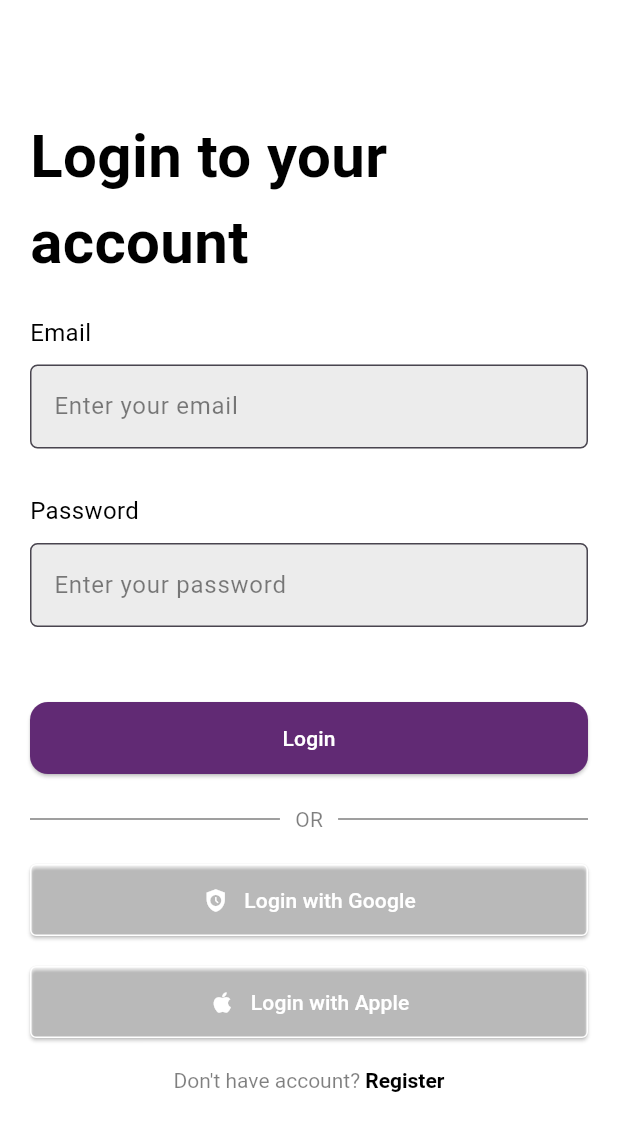
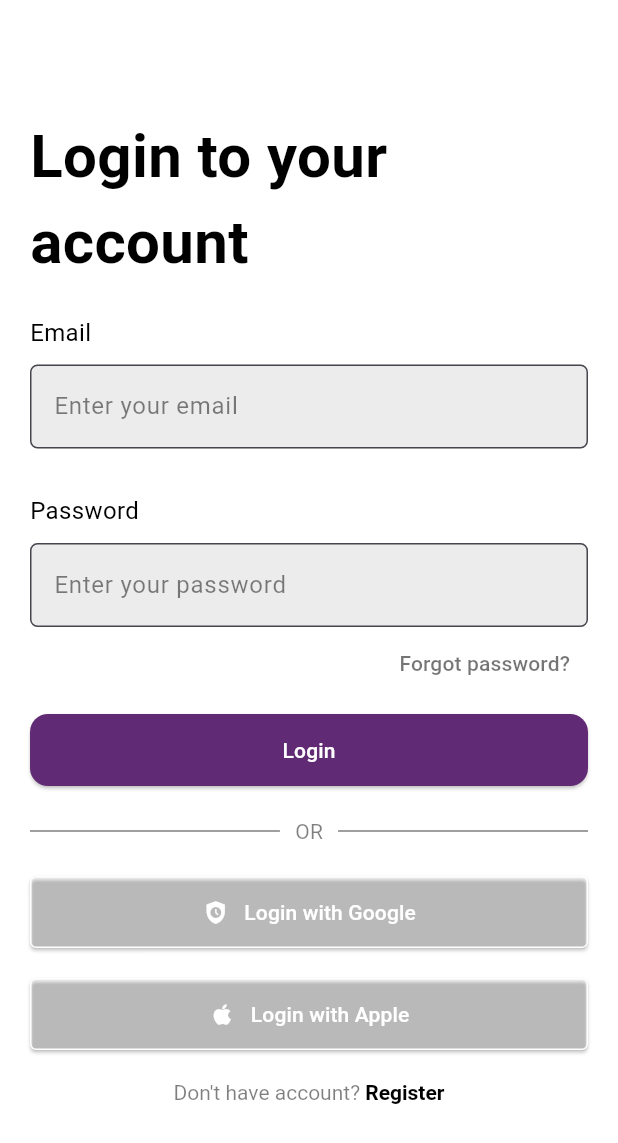
Before and after one commit to vtd182/jarvis_ai, a Flutter app: the screen it shows after launch, on a phone screen of 412 x 824 dp. Shown: the top 1143 px of the screen. Run offline on Flutter 3.47's test engine with Material 3 defaults, Android fonts, the light colour scheme and no system bars; our stand-ins replace get, image_picker, in_app_purchase; missing offline and left inert: in_app_purchase_android, in_app_purchase_storekit.

Commit message:
forgotpass page

```diff
--- a/lib/modules/auth/app/ui/login/login_page.dart
+++ b/lib/modules/auth/app/ui/login/login_page.dart
@@ -3,6 +3,7 @@ import 'package:flutter/material.dart';
 import 'package:get/get.dart';
 
 import '../../../../chat/presentation/page/chat_page.dart';
+import '../forgot_password/forgot_password_page.dart';
 import '../register/register_page.dart';
 
 class LoginPage extends StatelessWidget {
@@ -190,8 +191,20 @@ class _LoginPageViewState extends State<LoginPageView> {
   }
 
   Widget _buildLoginButton() {
-    return Container(
-      margin: const EdgeInsets.only(top: 50),
+    return Column(
+      crossAxisAlignment: CrossAxisAlignment.end, // Căn phải
+      children: [
+        TextButton(
+          onPressed: () {
+            Get.to(() => const ForgotPasswordPage()); // Chuyển hướng tới ForgotPasswordPage
+          },
+          child: const Text(
+            "Forgot password?",
+            style: TextStyle(color: Colors.black54),
+          ),
+        ),
+        Container(
+          margin: const EdgeInsets.only(top: 10),
           height: 48,
           width: double.infinity,
           child: ElevatedButton(
@@ -209,6 +222,8 @@ class _LoginPageViewState extends State<LoginPageView> {
               style: TextStyle(color: Colors.white),
             ),
           ),
+        ),
+      ],
     );
   }
 
```
Also changed, not shown: lib/modules/auth/app/ui/forgot_password/forgot_password_page.dart (added, +79 -0 lines). Lines whose indentation alone changed are shown as unchanged.
